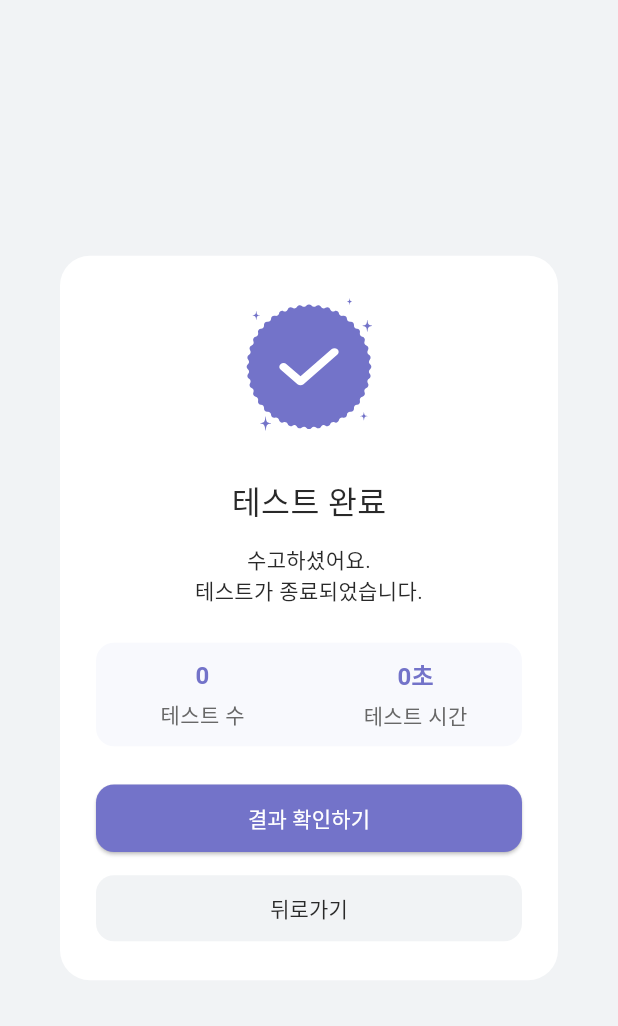
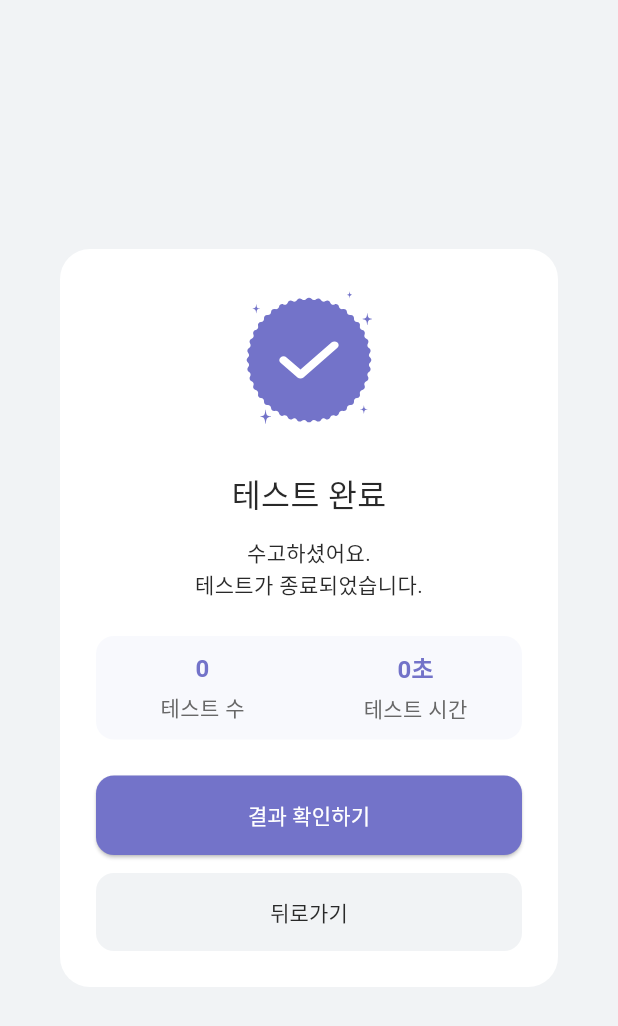
Before and after one commit to KIMSEUNGWO/JLPT, a Flutter app: the TestCompleteModal widget shown alone on an empty page, opened directly with empty values, after a tap on "결과 확인하기", on a phone screen of 412 x 824 dp. Shown: the top 1026 px of the screen. Run offline on Flutter 3.47's test engine with Material 3 defaults, Android fonts, the light colour scheme and no system bars; our stand-ins replace drift, flutter_riverpod, flutter_svg, flutter_tts, go_router, google_mobile_ads and 4 more; accounts and stored records are empty; generated files the repository leaves out were written again; network calls fail; Roboto replaces fonts that are missing (Pretendard).

Commit message:
설정변경

```diff
--- a/lib/data/providers.dart
+++ b/lib/data/providers.dart
@@ -142,7 +142,7 @@ final wordsByLevelProvider = FutureProvider<Map<Level, List<Word>>>(
 typedef TestStats = ({int count, String recentScore});
 
 final testStatsByLevelProvider =
-    FutureProvider.family<TestStats, Level?>((ref, level) async {
+    FutureProvider.autoDispose.family<TestStats, Level?>((ref, level) async {
   final results = await ref.read(testResultRepositoryProvider).getAll();
   final relevant = results.where((r) => r.level == level).toList();
   final count = relevant.length;
--- a/lib/widgets/modal/test_complete_modal.dart
+++ b/lib/widgets/modal/test_complete_modal.dart
@@ -9,7 +9,7 @@ class TestCompleteModal extends StatefulWidget {
 
   final int count;
   final int time;
-  final VoidCallback onGoToResultPage;
+  final Future<void> Function() onGoToResultPage;
   final VoidCallback onBack;
 
   const TestCompleteModal({
@@ -142,11 +142,11 @@ class _TestCompleteModalState extends State<TestCompleteModal> with SingleTicker
                     width: double.infinity,
                     child: ElevatedButton(
                       onPressed: () async {
-                        widget.onGoToResultPage();
+                        await widget.onGoToResultPage();
                       },
                       style: ElevatedButton.styleFrom(
                         backgroundColor: Theme.of(context).colorScheme.primary,
-                        padding: const EdgeInsets.symmetric(vertical: 12),
+                        padding: const EdgeInsets.symmetric(vertical: 16),
                         shape: RoundedRectangleBorder(
                           borderRadius: BorderRadius.circular(12),
                         ),
@@ -169,7 +169,7 @@ class _TestCompleteModalState extends State<TestCompleteModal> with SingleTicker
                       },
                       style: TextButton.styleFrom(
                         backgroundColor: AppColors.background,
-                        padding: const EdgeInsets.symmetric(vertical: 12),
+                        padding: const EdgeInsets.symmetric(vertical: 16),
                         shape: RoundedRectangleBorder(
                           borderRadius: BorderRadius.circular(12),
                         ),
--- a/pubspec.yaml
+++ b/pubspec.yaml
@@ -3,7 +3,7 @@ description: "A new Flutter project."
 
 publish_to: 'none' # Remove this line if you wish to publish to pub.dev
 
-version: 1.0.0
+version: 1.0.4
 
 environment:
   sdk: ^3.11.0
```
Also changed, not shown: 1 other file.
